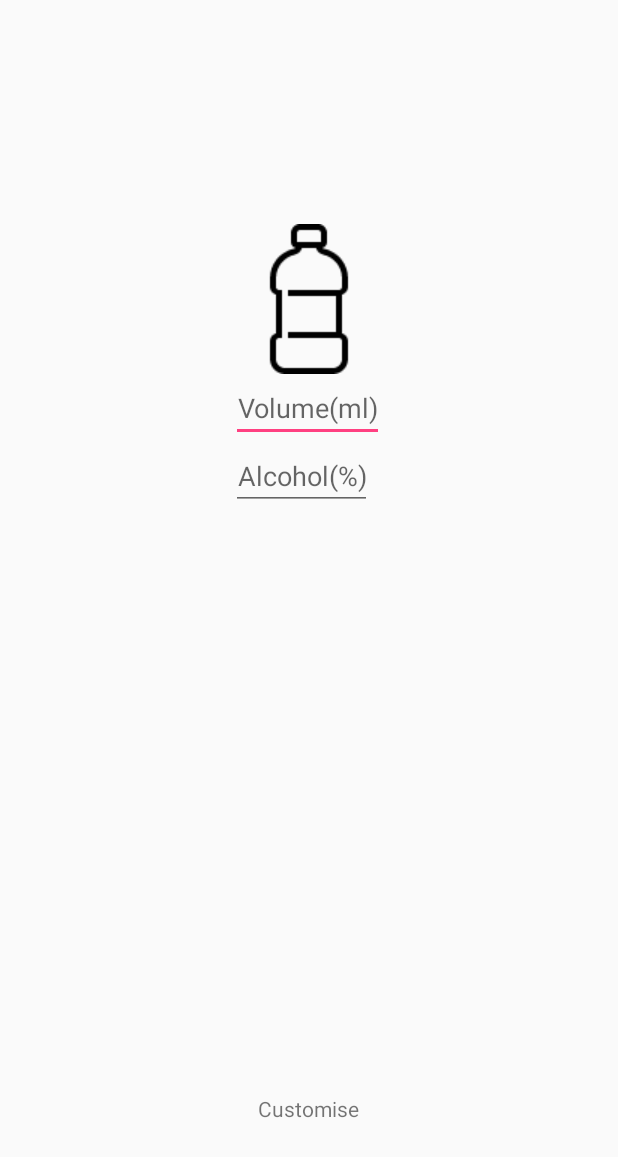
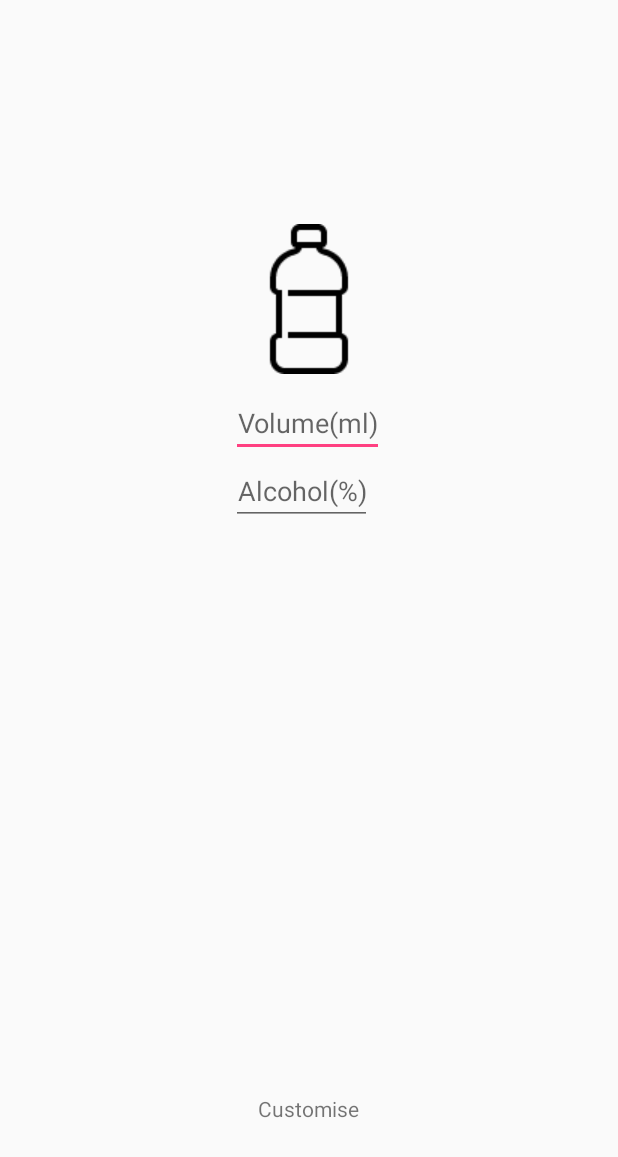
Before and after one commit to billprig/TabLayoutWithViewPager, an Android app: the fragment CustomFragment shown on its own in the app's theme, on a phone screen of 412 x 824 dp. Shown: the top 1157 px of the screen. Run offline under Robolectric (Android 15) with nearby library versions, the light colour scheme and no system bars.

Commit message:
fix the margin

```diff
--- a/app/src/main/res/layout/fragment_custom.xml
+++ b/app/src/main/res/layout/fragment_custom.xml
@@ -21,7 +21,8 @@
         android:id="@+id/bottle"
         android:layout_marginTop="149dp"
         android:layout_alignParentTop="true"
-        android:layout_centerHorizontal="true" />
+        android:layout_centerHorizontal="true"
+        android:layout_marginBottom="10dp"/>
 
     <EditText
         android:layout_width="wrap_content"
```
